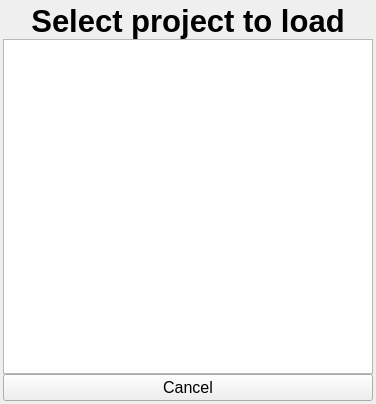
First picture: the form in ui_listmodules.ui, repository NathanW2/qmap, before the edit.
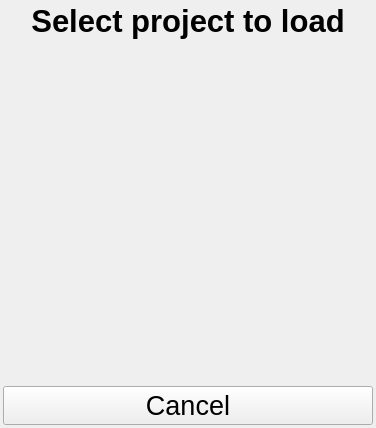
Second picture: the form after the edit.

Commit message: Update fonts,spacing on dialogs

```diff
--- a/ui_listmodules.ui
+++ b/ui_listmodules.ui
@@ -10,7 +10,7 @@
     <x>0</x>
     <y>0</y>
     <width>376</width>
-    <height>404</height>
+    <height>428</height>
    </rect>
   </property>
   <property name="windowTitle">
@@ -19,6 +19,9 @@
   <property name="windowOpacity">
    <double>1.000000000000000</double>
   </property>
+  <property name="autoFillBackground">
+   <bool>false</bool>
+  </property>
   <layout class="QGridLayout" name="gridLayout">
    <property name="margin">
     <number>3</number>
@@ -28,14 +31,19 @@
    </property>
    <item row="1" column="0">
     <widget class="QListWidget" name="moduleList">
+     <property name="font">
+      <font>
+       <pointsize>14</pointsize>
+      </font>
+     </property>
      <property name="styleSheet">
-      <string notr="true">font: 14pt &quot;MS Shell Dlg 2&quot;;</string>
+      <string notr="true">background-color: rgba(255, 255, 255, 0);</string>
      </property>
      <property name="frameShape">
-      <enum>QFrame::StyledPanel</enum>
+      <enum>QFrame::NoFrame</enum>
      </property>
      <property name="frameShadow">
-      <enum>QFrame::Raised</enum>
+      <enum>QFrame::Plain</enum>
      </property>
      <property name="editTriggers">
       <set>QAbstractItemView::NoEditTriggers</set>
@@ -46,6 +54,15 @@
      <property name="layoutMode">
       <enum>QListView::SinglePass</enum>
      </property>
+     <property name="spacing">
+      <number>3</number>
+     </property>
+     <property name="wordWrap">
+      <bool>true</bool>
+     </property>
+     <property name="selectionRectVisible">
+      <bool>false</bool>
+     </property>
      <property name="sortingEnabled">
       <bool>false</bool>
      </property>
@@ -81,7 +98,7 @@
      <property name="font">
       <font>
        <family>Tahoma</family>
-       <pointsize>12</pointsize>
+       <pointsize>20</pointsize>
       </font>
      </property>
      <property name="text">
```
Left out of the diff: 11 changed lines with no effect on the pictures. The commit also changes 6 other files.
